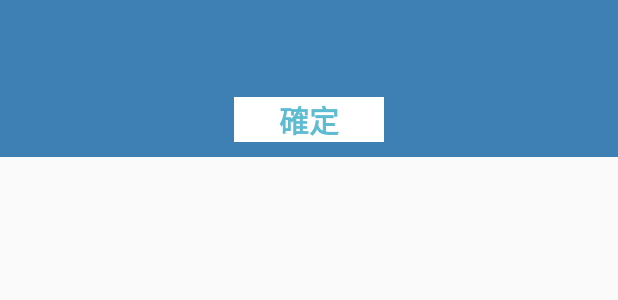
After one commit to empirejames/LuckWheel, an Android app: the layout custom_dialog.xml on its own in the app's theme, with its tools: preview values and no code run, on a phone screen of 412 x 824 dp. The commit adds this screen. Shown: the top 300 px of the screen. Run offline under Robolectric (Android 15) with nearby library versions, the phone set to English and light mode, and no system bars.

Commit message:
finish dialog

```diff
--- a/app/build.gradle
+++ b/app/build.gradle
@@ -26,5 +26,6 @@ dependencies {
     })
     compile 'com.android.support:appcompat-v7:25.+'
     compile 'com.android.support.constraint:constraint-layout:1.0.0-alpha7'
+    compile 'com.google.android.gms:play-services:10.0.1'
     testCompile 'junit:junit:4.12'
 }
--- /dev/null
+++ b/app/src/main/res/drawable/round_layout_white_otp.xml
@@ -0,0 +1,3 @@
+<shape xmlns:android="http://schemas.android.com/apk/res/android" >
+    <solid android:color="#3E80B4" />
+</shape>
--- /dev/null
+++ b/app/src/main/res/layout/custom_dialog.xml
@@ -0,0 +1,39 @@
+<?xml version="1.0" encoding="utf-8"?>
+<LinearLayout xmlns:android="http://schemas.android.com/apk/res/android"
+    android:layout_width="match_parent"
+    android:layout_height="wrap_content"
+    android:background="@drawable/round_layout_white_otp"
+    android:orientation="vertical" >
+
+    <TextView
+        android:id="@+id/txt_dia"
+        android:layout_width="wrap_content"
+        android:layout_height="wrap_content"
+        android:layout_gravity="center"
+        android:layout_margin="10dp"
+        android:textColor="@android:color/white"
+        android:textSize="25dp"
+        android:textStyle="bold"/>
+
+
+    <LinearLayout
+        android:layout_width="wrap_content"
+        android:layout_height="wrap_content"
+        android:layout_gravity="center"
+        android:layout_margin="10dp"
+        android:background="#3E80B4"
+        android:orientation="horizontal" >
+
+        <Button
+            android:id="@+id/btn_yes"
+            android:layout_width="100dp"
+            android:layout_height="30dp"
+            android:background="@android:color/white"
+            android:clickable="true"
+            android:text="確定"
+            android:textSize="20dp"
+            android:textColor="#5DBCD2"
+            android:textStyle="bold" />
+    </LinearLayout>
+
+</LinearLayout>
--- a/app/src/main/res/values/strings.xml
+++ b/app/src/main/res/values/strings.xml
@@ -2,4 +2,5 @@
     <string name="app_name">活動轉盤</string>
     <string name="action_text">1. 點擊「獎項名單」即可輸入您要的獎項內容 。\n2. 本轉盤按下開始 "GO" 開始轉動。\n</string>
     <string name="item_list">點此輸入獎項，準備抽獎</string>
+    <string name="banner_ad_unit_id">ca-app-pub-3940256099942544/6300978111</string>
 </resources>
```
Also changed, not shown: app/src/main/AndroidManifest.xml (+7 -0 lines), app/src/main/java/com/james/luckwheel/CustomDialogClass.java (added, +64 -0 lines), app/src/main/java/com/james/luckwheel/MainActivity.java (+28 -20 lines), app/src/main/java/com/james/luckwheel/view/RotatePan.java (+81 -82 lines), app/src/main/res/layout/activity_main.xml (+2 -25 lines).
